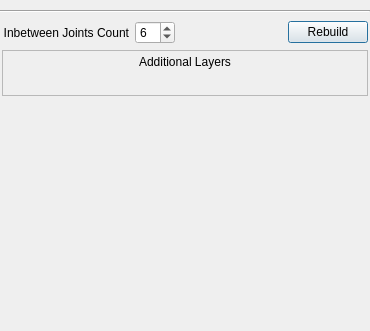
Old version of the form modules/mouth/mouth_widget.ui in the repository PavelCrow/RigStudio3.
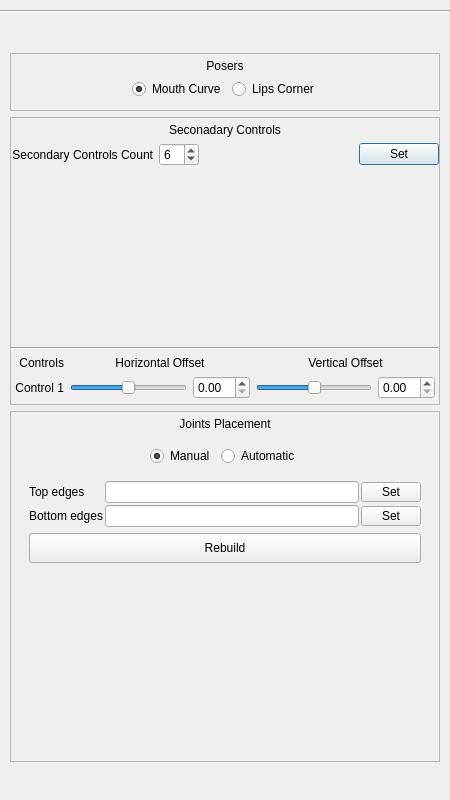
New version of the form.

```diff
--- a/modules/mouth/mouth_widget.ui
+++ b/modules/mouth/mouth_widget.ui
@@ -6,8 +6,8 @@
    <rect>
     <x>0</x>
     <y>0</y>
-    <width>370</width>
-    <height>331</height>
+    <width>450</width>
+    <height>800</height>
    </rect>
   </property>
   <property name="windowTitle">
@@ -34,7 +34,7 @@
     </widget>
    </item>
    <item>
-    <widget class="QFrame" name="frame">
+    <widget class="QFrame" name="main_frame">
      <property name="minimumSize">
       <size>
        <width>0</width>
@@ -49,93 +49,27 @@
      </property>
      <layout class="QVBoxLayout" name="verticalLayout_3">
       <property name="leftMargin">
-       <number>2</number>
+       <number>10</number>
       </property>
       <property name="topMargin">
-       <number>2</number>
+       <number>10</number>
       </property>
       <property name="rightMargin">
-       <number>2</number>
+       <number>10</number>
       </property>
       <property name="bottomMargin">
-       <number>2</number>
+       <number>10</number>
       </property>
       <item>
-       <layout class="QHBoxLayout" name="horizontalLayout">
-        <item>
-         <widget class="QLabel" name="count_label">
-          <property name="text">
-           <string>Inbetween Joints Count</string>
-          </property>
-          <property name="alignment">
-           <set>Qt::AlignRight|Qt::AlignTrailing|Qt::AlignVCenter</set>
-          </property>
-         </widget>
-        </item>
-        <item>
-         <widget class="QSpinBox" name="jointsCount_spinBox">
-          <property name="minimumSize">
-           <size>
-            <width>40</width>
-            <height>0</height>
-           </size>
-          </property>
-          <property name="maximumSize">
-           <size>
-            <width>40</width>
-            <height>16777215</height>
-           </size>
-          </property>
-          <property name="frame">
-           <bool>true</bool>
-          </property>
-          <property name="accelerated">
-           <bool>false</bool>
-          </property>
-          <property name="minimum">
-           <number>3</number>
-          </property>
-          <property name="maximum">
-           <number>100</number>
-          </property>
-          <property name="value">
-           <number>6</number>
-          </property>
-         </widget>
-        </item>
-        <item>
-         <spacer name="horizontalSpacer">
-          <property name="orientation">
-           <enum>Qt::Horizontal</enum>
-          </property>
-          <property name="sizeHint" stdset="0">
-           <size>
-            <width>0</width>
-            <height>20</height>
-           </size>
-          </property>
-         </spacer>
-        </item>
-        <item>
-         <widget class="QPushButton" name="rebuild_btn">
-          <property name="minimumSize">
-           <size>
-            <width>0</width>
-            <height>0</height>
-           </size>
-          </property>
-          <property name="maximumSize">
-           <size>
-            <width>80</width>
-            <height>16777215</height>
-           </size>
-          </property>
-          <property name="text">
-           <string>Rebuild</string>
-          </property>
-         </widget>
-        </item>
-       </layout>
+       <widget class="QFrame" name="delete_frame">
+        <property name="frameShape">
+         <enum>QFrame::NoFrame</enum>
+        </property>
+        <property name="frameShadow">
+         <enum>QFrame::Raised</enum>
+        </property>
+        <layout class="QVBoxLayout" name="verticalLayout_2"/>
+       </widget>
       </item>
       <item>
        <widget class="QFrame" name="frame_6">
@@ -147,24 +81,24 @@
         </property>
         <layout class="QVBoxLayout" name="verticalLayout_28">
          <property name="spacing">
-          <number>4</number>
+          <number>6</number>
          </property>
          <property name="leftMargin">
-          <number>2</number>
+          <number>0</number>
          </property>
          <property name="topMargin">
-          <number>2</number>
+          <number>5</number>
          </property>
          <property name="rightMargin">
-          <number>2</number>
+          <number>0</number>
          </property>
          <property name="bottomMargin">
-          <number>2</number>
+          <number>5</number>
          </property>
          <item>
           <widget class="QLabel" name="density_label_3">
            <property name="text">
-            <string>Additional Layers</string>
+            <string>Posers</string>
            </property>
            <property name="alignment">
             <set>Qt::AlignCenter</set>
@@ -172,20 +106,122 @@
           </widget>
          </item>
          <item>
-          <widget class="QFrame" name="frame_2">
+          <layout class="QHBoxLayout" name="horizontalLayout_7">
+           <item>
+            <spacer name="horizontalSpacer_8">
+             <property name="orientation">
+              <enum>Qt::Horizontal</enum>
+             </property>
+             <property name="sizeHint" stdset="0">
+              <size>
+               <width>40</width>
+               <height>20</height>
+              </size>
+             </property>
+            </spacer>
+           </item>
+           <item>
+            <widget class="QRadioButton" name="manual_btn_2">
+             <property name="text">
+              <string>Mouth Curve</string>
+             </property>
+             <property name="checked">
+              <bool>true</bool>
+             </property>
+            </widget>
+           </item>
+           <item>
+            <widget class="QRadioButton" name="auto_btn_2">
+             <property name="text">
+              <string>Lips Corner</string>
+             </property>
+            </widget>
+           </item>
+           <item>
+            <spacer name="horizontalSpacer_9">
+             <property name="orientation">
+              <enum>Qt::Horizontal</enum>
+             </property>
+             <property name="sizeHint" stdset="0">
+              <size>
+               <width>40</width>
+               <height>20</height>
+              </size>
+             </property>
+            </spacer>
+           </item>
+          </layout>
+         </item>
+         <item>
+          <widget class="QFrame" name="posers_groupFrame">
            <property name="frameShape">
             <enum>QFrame::NoFrame</enum>
            </property>
            <property name="frameShadow">
             <enum>QFrame::Raised</enum>
            </property>
-           <layout class="QVBoxLayout" name="pos_verticalLayout">
-            <property name="spacing">
-             <number>2</number>
+           <layout class="QVBoxLayout" name="verticalLayout_12">
+            <property name="leftMargin">
+             <number>0</number>
             </property>
-            <property name="sizeConstraint">
-             <enum>QLayout::SetDefaultConstraint</enum>
+            <property name="topMargin">
+             <number>0</number>
             </property>
+            <property name="rightMargin">
+             <number>0</number>
+            </property>
+            <property name="bottomMargin">
+             <number>0</number>
+            </property>
+           </layout>
+          </widget>
+         </item>
+        </layout>
+       </widget>
+      </item>
+      <item>
+       <widget class="QFrame" name="frame_2">
+        <property name="frameShape">
+         <enum>QFrame::StyledPanel</enum>
+        </property>
+        <property name="frameShadow">
+         <enum>QFrame::Plain</enum>
+        </property>
+        <layout class="QVBoxLayout" name="verticalLayout_9">
+         <property name="spacing">
+          <number>6</number>
+         </property>
+         <property name="leftMargin">
+          <number>0</number>
+         </property>
+         <property name="topMargin">
+          <number>5</number>
+         </property>
+         <property name="rightMargin">
+          <number>0</number>
+         </property>
+         <property name="bottomMargin">
+          <number>5</number>
+         </property>
+         <item>
+          <widget class="QLabel" name="secondaryControls_label">
+           <property name="text">
+            <string>Seconadary Controls</string>
+           </property>
+           <property name="alignment">
+            <set>Qt::AlignCenter</set>
+           </property>
+          </widget>
+         </item>
+         <item>
+          <widget class="QFrame" name="secondaryControls_groupFrame">
+           <property name="frameShape">
+            <enum>QFrame::NoFrame</enum>
+           </property>
+           <property name="frameShadow">
+            <enum>QFrame::Raised</enum>
+           </property>
+           <layout class="QVBoxLayout" name="verticalLayout_11">
             <property name="leftMargin">
              <number>0</number>
             </property>
@@ -198,6 +234,202 @@
             <property name="bottomMargin">
              <number>0</number>
             </property>
+            <item>
+             <layout class="QHBoxLayout" name="horizontalLayout_5">
+              <item>
+               <widget class="QLabel" name="count_label_3">
+                <property name="text">
+                 <string>Secondary Controls Count</string>
+                </property>
+                <property name="alignment">
+                 <set>Qt::AlignRight|Qt::AlignTrailing|Qt::AlignVCenter</set>
+                </property>
+               </widget>
+              </item>
+              <item>
+               <widget class="QSpinBox" name="controlsCount_spinBox">
+                <property name="minimumSize">
+                 <size>
+                  <width>40</width>
+                  <height>0</height>
+                 </size>
+                </property>
+                <property name="maximumSize">
+                 <size>
+                  <width>40</width>
+                  <height>16777215</height>
+                 </size>
+                </property>
+                <property name="frame">
+                 <bool>true</bool>
+                </property>
+                <property name="accelerated">
+                 <bool>false</bool>
+                </property>
+                <property name="minimum">
+                 <number>3</number>
+                </property>
+                <property name="maximum">
+                 <number>100</number>
+                </property>
+                <property name="value">
+                 <number>6</number>
+                </property>
+               </widget>
+              </item>
+              <item>
+               <spacer name="horizontalSpacer_6">
+                <property name="orientation">
+                 <enum>Qt::Horizontal</enum>
+                </property>
+                <property name="sizeHint" stdset="0">
+                 <size>
+                  <width>0</width>
+                  <height>20</height>
+                 </size>
+                </property>
+               </spacer>
+              </item>
+              <item>
+               <widget class="QPushButton" name="setControls_btn">
+                <property name="minimumSize">
+                 <size>
+                  <width>0</width>
+                  <height>0</height>
+                 </size>
+                </property>
+                <property name="maximumSize">
+                 <size>
+                  <width>80</width>
+                  <height>16777215</height>
+                 </size>
+                </property>
+                <property name="text">
+                 <string>Set</string>
+                </property>
+               </widget>
+              </item>
+             </layout>
+            </item>
+            <item>
+             <widget class="QLabel" name="image_label_3">
+              <property name="minimumSize">
+               <size>
+                <width>0</width>
+                <height>169</height>
+               </size>
+              </property>
+              <property name="text">
+               <string/>
+              </property>
+              <property name="alignment">
+               <set>Qt::AlignCenter</set>
+              </property>
+             </widget>
+            </item>
+            <item>
+             <widget class="Line" name="line_2">
+              <property name="orientation">
+               <enum>Qt::Horizontal</enum>
+              </property>
+             </widget>
+            </item>
+            <item>
+             <layout class="QGridLayout" name="gridLayout">
+              <property name="leftMargin">
+               <number>4</number>
+              </property>
+              <property name="topMargin">
+               <number>0</number>
+              </property>
+              <property name="rightMargin">
+               <number>4</number>
+              </property>
+              <property name="bottomMargin">
+               <number>0</number>
+              </property>
+              <item row="0" column="1">
+               <widget class="QLabel" name="count_label_4">
+                <property name="text">
+                 <string>Controls</string>
+                </property>
+                <property name="alignment">
+                 <set>Qt::AlignRight|Qt::AlignTrailing|Qt::AlignVCenter</set>
+                </property>
+               </widget>
+              </item>
+              <item row="0" column="2">
+               <widget class="QLabel" name="count_label_5">
+                <property name="text">
+                 <string>Horizontal Offset</string>
+                </property>
+                <property name="alignment">
+                 <set>Qt::AlignCenter</set>
+                </property>
+               </widget>
+              </item>
+              <item row="1" column="1">
+               <widget class="QLabel" name="count_label_7">
+                <property name="text">
+                 <string>Control 1</string>
+                </property>
+                <property name="alignment">
+                 <set>Qt::AlignRight|Qt::AlignTrailing|Qt::AlignVCenter</set>
+                </property>
+               </widget>
+              </item>
+              <item row="0" column="3">
+               <widget class="QLabel" name="count_label_6">
+                <property name="text">
+                 <string>Vertical Offset</string>
+                </property>
+                <property name="alignment">
+                 <set>Qt::AlignCenter</set>
+                </property>
+               </widget>
+              </item>
+              <item row="1" column="2">
+               <layout class="QHBoxLayout" name="horizontalLayout">
+                <item>
+                 <widget class="QSlider" name="horizontalSlider">
+                  <property name="minimum">
+                   <number>-100</number>
+                  </property>
+                  <property name="maximum">
+                   <number>100</number>
+                  </property>
+                  <property name="orientation">
+                   <enum>Qt::Horizontal</enum>
+                  </property>
+                 </widget>
+                </item>
+                <item>
+                 <widget class="QDoubleSpinBox" name="doubleSpinBox"/>
+                </item>
+               </layout>
+              </item>
+              <item row="1" column="3">
+               <layout class="QHBoxLayout" name="horizontalLayout_6">
+                <item>
+                 <widget class="QSlider" name="horizontalSlider_2">
+                  <property name="minimum">
+                   <number>-100</number>
+                  </property>
+                  <property name="maximum">
+                   <number>100</number>
+                  </property>
+                  <property name="orientation">
+                   <enum>Qt::Horizontal</enum>
+                  </property>
+                 </widget>
+                </item>
+                <item>
+                 <widget class="QDoubleSpinBox" name="doubleSpinBox_2"/>
+                </item>
+               </layout>
+              </item>
+             </layout>
+            </item>
            </layout>
           </widget>
          </item>
@@ -205,33 +437,436 @@
        </widget>
       </item>
       <item>
-       <widget class="QLabel" name="image_label">
-        <property name="minimumSize">
-         <size>
-          <width>0</width>
-          <height>20</height>
-         </size>
+       <widget class="QFrame" name="frame">
+        <property name="frameShape">
+         <enum>QFrame::StyledPanel</enum>
         </property>
-        <property name="text">
-         <string/>
+        <property name="frameShadow">
+         <enum>QFrame::Plain</enum>
         </property>
-        <property name="alignment">
-         <set>Qt::AlignCenter</set>
-        </property>
+        <layout class="QVBoxLayout" name="verticalLayout_6">
+         <property name="spacing">
+          <number>6</number>
+         </property>
+         <property name="leftMargin">
+          <number>0</number>
+         </property>
+         <property name="topMargin">
+          <number>5</number>
+         </property>
+         <property name="rightMargin">
+          <number>0</number>
+         </property>
+         <property name="bottomMargin">
+          <number>5</number>
+         </property>
+         <item>
+          <widget class="QLabel" name="manual_label">
+           <property name="text">
+            <string>Joints Placement</string>
+           </property>
+           <property name="alignment">
+            <set>Qt::AlignCenter</set>
+           </property>
+          </widget>
+         </item>
+         <item>
+          <widget class="QFrame" name="frame_3">
+           <property name="frameShape">
+            <enum>QFrame::NoFrame</enum>
+           </property>
+           <property name="frameShadow">
+            <enum>QFrame::Raised</enum>
+           </property>
+           <layout class="QVBoxLayout" name="verticalLayout_4">
+            <item>
+             <layout class="QHBoxLayout" name="horizontalLayout_2">
+              <item>
+               <spacer name="horizontalSpacer">
+                <property name="orientation">
+                 <enum>Qt::Horizontal</enum>
+                </property>
+                <property name="sizeHint" stdset="0">
+                 <size>
+                  <width>40</width>
+                  <height>20</height>
+                 </size>
+                </property>
+               </spacer>
+              </item>
+              <item>
+               <widget class="QRadioButton" name="manual_btn">
+                <property name="text">
+                 <string>Manual</string>
+                </property>
+                <property name="checked">
+                 <bool>true</bool>
+                </property>
+               </widget>
+              </item>
+              <item>
+               <widget class="QRadioButton" name="auto_btn">
+                <property name="text">
+                 <string>Automatic</string>
+                </property>
+               </widget>
+              </item>
+              <item>
+               <spacer name="horizontalSpacer_3">
+                <property name="orientation">
+                 <enum>Qt::Horizontal</enum>
+                </property>
+                <property name="sizeHint" stdset="0">
+                 <size>
+                  <width>40</width>
+                  <height>20</height>
+                 </size>
+                </property>
+               </spacer>
+              </item>
+             </layout>
+            </item>
+            <item>
+             <widget class="QStackedWidget" name="stackedWidget">
+              <property name="currentIndex">
+               <number>1</number>
+              </property>
+              <widget class="QWidget" name="page">
+               <layout class="QVBoxLayout" name="verticalLayout_5">
+                <item>
+                 <widget class="QFrame" name="manual_groupFrame">
+                  <property name="frameShape">
+                   <enum>QFrame::NoFrame</enum>
+                  </property>
+                  <property name="frameShadow">
+                   <enum>QFrame::Raised</enum>
+                  </property>
+                  <layout class="QVBoxLayout" name="verticalLayout_7">
+                   <property name="leftMargin">
+                    <number>0</number>
+                   </property>
+                   <property name="topMargin">
+                    <number>0</number>
+                   </property>
+                   <property name="rightMargin">
+                    <number>0</number>
+                   </property>
+                   <property name="bottomMargin">
+                    <number>0</number>
+                   </property>
+                   <item>
+                    <spacer name="verticalSpacer">
+                     <property name="orientation">
+                      <enum>Qt::Vertical</enum>
+                     </property>
+                     <property name="sizeHint" stdset="0">
+                      <size>
+                       <width>20</width>
+                       <height>0</height>
+                      </size>
+                     </property>
+                    </spacer>
+                   </item>
+                   <item>
+                    <layout class="QHBoxLayout" name="horizontalLayout_3">
+                     <item>
+                      <spacer name="horizontalSpacer_5">
+                       <property name="orientation">
+                        <enum>Qt::Horizontal</enum>
+                       </property>
+                       <property name="sizeHint" stdset="0">
+                        <size>
+                         <width>0</width>
+                         <height>20</height>
+                        </size>
+                       </property>
+                      </spacer>
+                     </item>
+                     <item>
+                      <widget class="QLabel" name="count_label_2">
+                       <property name="text">
+                        <string>Inbetween Joints Count</string>
+                       </property>
+                       <property name="alignment">
+                        <set>Qt::AlignRight|Qt::AlignTrailing|Qt::AlignVCenter</set>
+                       </property>
+                      </widget>
+                     </item>
+                     <item>
+                      <widget class="QSpinBox" name="jointsCount_spinBox">
+                       <property name="minimumSize">
+                        <size>
+                         <width>40</width>
+                         <height>0</height>
+                        </size>
+                       </property>
+                       <property name="maximumSize">
+                        <size>
+                         <width>40</width>
+                         <height>16777215</height>
+                        </size>
+                       </property>
+                       <property name="frame">
+                        <bool>true</bool>
+                       </property>
+                       <property name="accelerated">
+                        <bool>false</bool>
+                       </property>
+                       <property name="minimum">
+                        <number>3</number>
+                       </property>
+                       <property name="maximum">
+                        <number>100</number>
+                       </property>
+                       <property name="value">
+                        <number>6</number>
+                       </property>
+                      </widget>
+                     </item>
+                     <item>
+                      <spacer name="horizontalSpacer_2">
+                       <property name="orientation">
+                        <enum>Qt::Horizontal</enum>
+                       </property>
+                       <property name="sizeHint" stdset="0">
+                        <size>
+                         <width>0</width>
+                         <height>20</height>
+                        </size>
+                       </property>
+                      </spacer>
+                     </item>
+                    </layout>
+                   </item>
+                   <item>
+                    <layout class="QHBoxLayout" name="horizontalLayout_4">
+                     <item>
+                      <spacer name="horizontalSpacer_4">
+                       <property name="orientation">
+                        <enum>Qt::Horizontal</enum>
+                       </property>
+                       <property name="sizeHint" stdset="0">
+                        <size>
+                         <width>0</width>
+                         <height>20</height>
+                        </size>
+                       </property>
+                      </spacer>
+                     </item>
+                     <item>
+                      <widget class="QPushButton" name="setJointsCount_btn">
+                       <property name="minimumSize">
+                        <size>
+                         <width>0</width>
+                         <height>0</height>
+                        </size>
+                       </property>
+                       <property name="maximumSize">
+                        <size>
+                         <width>80</width>
+                         <height>16777215</height>
+                        </size>
+                       </property>
+                       <property name="text">
+                        <string>Rebuild</string>
+                       </property>
+                      </widget>
+                     </item>
+                     <item>
+                      <spacer name="horizontalSpacer_7">
+                       <property name="orientation">
+                        <enum>Qt::Horizontal</enum>
+                       </property>
+                       <property name="sizeHint" stdset="0">
+                        <size>
+                         <width>0</width>
+                         <height>20</height>
+                        </size>
+                       </property>
+                      </spacer>
+                     </item>
+                    </layout>
+                   </item>
+                   <item>
+                    <widget class="QLabel" name="image_label">
+                     <property name="minimumSize">
+                      <size>
+                       <width>0</width>
+                       <height>169</height>
+                      </size>
+                     </property>
+                     <property name="text">
+                      <string/>
+                     </property>
+                     <property name="alignment">
+                      <set>Qt::AlignCenter</set>
+                     </property>
+                    </widget>
+                   </item>
+                  </layout>
+                 </widget>
+                </item>
+               </layout>
+              </widget>
+              <widget class="QWidget" name="page_2">
+               <layout class="QVBoxLayout" name="verticalLayout_8">
+                <item>
+                 <widget class="QFrame" name="auto_groupFrame">
+                  <property name="frameShape">
+                   <enum>QFrame::NoFrame</enum>
+                  </property>
+                  <property name="frameShadow">
+                   <enum>QFrame::Raised</enum>
+                  </property>
+                  <layout class="QVBoxLayout" name="verticalLayout_14">
+                   <property name="leftMargin">
+                    <number>0</number>
+                   </property>
+                   <property name="topMargin">
+                    <number>0</number>
+                   </property>
+                   <property name="rightMargin">
+                    <number>0</number>
+                   </property>
+                   <property name="bottomMargin">
+                    <number>0</number>
+                   </property>
+                   <item>
+                    <layout class="QGridLayout" name="gridLayout_2">
+                     <property name="topMargin">
+                      <number>0</number>
+                     </property>
+                     <property name="spacing">
+                      <number>2</number>
+                     </property>
+                     <item row="0" column="2">
+                      <widget class="QPushButton" name="setTopEdges_btn">
+                       <property name="minimumSize">
+                        <size>
+                         <width>50</width>
+                         <height>0</height>
+                        </size>
+                       </property>
+                       <property name="maximumSize">
+                        <size>
+                         <width>60</width>
+                         <height>20</height>
+                        </size>
+                       </property>
+                       <property name="text">
+                        <string>Set</string>
+                       </property>
+                      </widget>
+                     </item>
+                     <item row="0" column="1">
+                      <widget class="QLineEdit" name="topEdges_lineEdit">
+                       <property name="enabled">
+                        <bool>true</bool>
+                       </property>
+                       <property name="readOnly">
+                        <bool>true</bool>
+                       </property>
+                      </widget>
+                     </item>
+                     <item row="1" column="2">
+                      <widget class="QPushButton" name="setBottomEdges_btn">
+                       <property name="minimumSize">
+                        <size>
+                         <width>50</width>
+                         <height>0</height>
+                        </size>
+                       </property>
+                       <property name="maximumSize">
+                        <size>
+                         <width>60</width>
+                         <height>20</height>
+                        </size>
+                       </property>
+                       <property name="text">
+                        <string>Set</string>
+                       </property>
+                      </widget>
+                     </item>
+                     <item row="0" column="0">
+                      <widget class="QLabel" name="label_10">
+                       <property name="minimumSize">
+                        <size>
+                         <width>50</width>
+                         <height>0</height>
+                        </size>
+                       </property>
+                       <property name="text">
+                        <string>Top edges</string>
+                       </property>
+                      </widget>
+                     </item>
+                     <item row="1" column="0">
+                      <widget class="QLabel" name="label_11">
+                       <property name="minimumSize">
+                        <size>
+                         <width>50</width>
+                         <height>0</height>
+                        </size>
+                       </property>
+                       <property name="text">
+                        <string>Bottom edges</string>
+                       </property>
+                      </widget>
+                     </item>
+                     <item row="1" column="1">
+                      <widget class="QLineEdit" name="bottomEdges_lineEdit">
+                       <property name="enabled">
+                        <bool>true</bool>
+                       </property>
+                       <property name="readOnly">
+                        <bool>true</bool>
+                       </property>
+                      </widget>
+                     </item>
+                    </layout>
+                   </item>
+                   <item>
+                    <widget class="QPushButton" name="rebuild_btn">
+                     <property name="minimumSize">
+                      <size>
+                       <width>0</width>
+                       <height>30</height>
+                      </size>
+                     </property>
+                     <property name="text">
+                      <string>Rebuild</string>
+                     </property>
+                    </widget>
+                   </item>
+                   <item>
+                    <widget class="QLabel" name="image_label_2">
+                     <property name="minimumSize">
+                      <size>
+                       <width>0</width>
+                       <height>169</height>
+                      </size>
+                     </property>
+                     <property name="text">
+                      <string/>
+                     </property>
+                     <property name="alignment">
+                      <set>Qt::AlignCenter</set>
+                     </property>
+                    </widget>
+                   </item>
+                  </layout>
+                 </widget>
+                </item>
+               </layout>
+              </widget>
+             </widget>
+            </item>
+           </layout>
+          </widget>
+         </item>
+        </layout>
        </widget>
       </item>
-     </layout>
-    </widget>
-   </item>
-   <item>
-    <widget class="QFrame" name="delete_frame">
-     <property name="frameShape">
-      <enum>QFrame::NoFrame</enum>
-     </property>
-     <property name="frameShadow">
-      <enum>QFrame::Raised</enum>
-     </property>
-     <layout class="QVBoxLayout" name="verticalLayout_2">
       <item>
        <spacer name="verticalSpacer_2">
         <property name="orientation">
```
Left out of the diff: 6 changed lines with no effect on the pictures.
